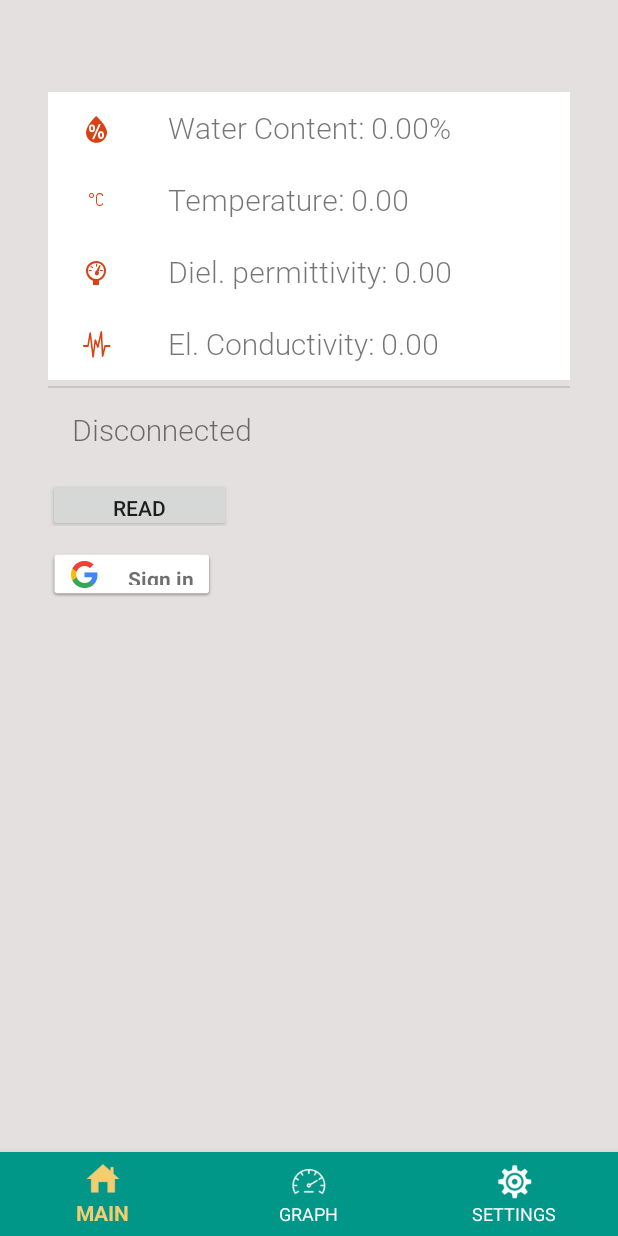
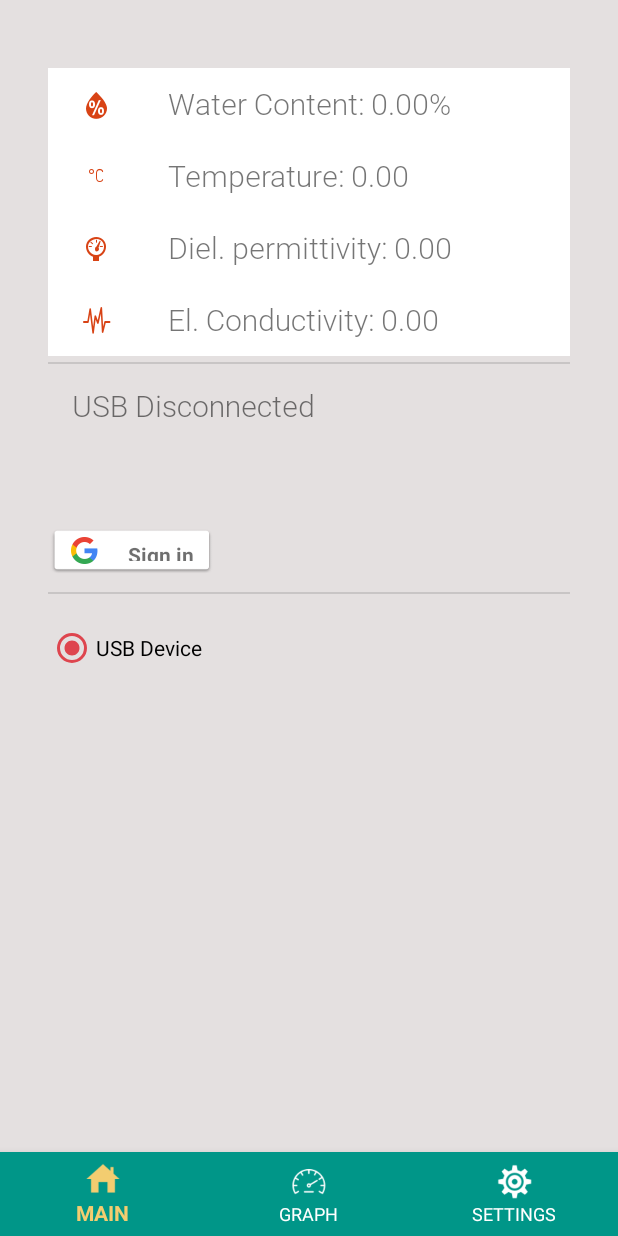
Before and after one commit to plantmer/soilsensor, an Android app: the screen it shows after launch (MainActivity), on a phone screen of 412 x 824 dp. Run offline under Robolectric (Android 15) with nearby library versions, the phone set to English and light mode, and no system bars; our stand-ins replace Firebase (no records; nobody signed in at launch, a user with empty details on screens opened directly), Room's generated code; libraries missing offline, so code that uses them is left out: com.github.mikephil.charting; 117 statements that could not run were skipped.

Commit message:
device list

```diff
--- a/app/build.gradle
+++ b/app/build.gradle
@@ -43,9 +43,9 @@ dependencies {
     implementation "android.arch.persistence.room:runtime:$room_version"
     annotationProcessor "android.arch.persistence.room:compiler:$room_version"
     implementation 'com.google.code.gson:gson:2.8.2'
-    //    implementation 'com.evrencoskun.library:tableview:0.8.8'
     implementation 'com.google.firebase:firebase-auth:16.0.2'
     implementation 'com.google.android.gms:play-services-auth:15.0.1'
     implementation 'com.google.firebase:firebase-core:16.0.1'
+    implementation 'org.jetbrains:annotations-java5:15.0'
 }
 apply plugin: 'com.google.gms.google-services'
--- a/app/src/main/java/com/plantmer/soilsensor/Fragment/GraphFragment.java
+++ b/app/src/main/java/com/plantmer/soilsensor/Fragment/GraphFragment.java
@@ -102,8 +102,8 @@ public class GraphFragment extends Fragment  implements View.OnClickListener,Ada
             @Override
             protected Void doInBackground(Void... voids) {
 
-                dataList = main.getDb().dataDao().getRange(start,end);
-                SimpleDateFormat format = new SimpleDateFormat("HH:mm:ss", Locale.getDefault());
+                dataList = main.getDb().dataDao().getRangeDevice(start,end, main.getCurrentDevice());
+//                SimpleDateFormat format = new SimpleDateFormat("HH:mm:ss", Locale.getDefault());
 
                 //Log.i("GF","dataList.size:"+dataList.size()+" start:"+format.format(new Date(start))+" end:"+format.format(new Date(end)));
                 if(dataList.size()==0){
@@ -125,10 +125,10 @@ public class GraphFragment extends Fragment  implements View.OnClickListener,Ada
         }
 
         if(split.length==4){ // readings dateTime, float dp, float ec, float temp, float vwc
-            DataObj dob = new DataObj(System.currentTimeMillis(),Float.valueOf(split[0]),Float.valueOf(split[1]),Float.valueOf(split[2]), BigDecimal.valueOf(Float.valueOf(split[3])*100).setScale(2).floatValue());
+            DataObj dob = new DataObj(main.USB_DEV,System.currentTimeMillis(),Float.valueOf(split[0]),Float.valueOf(split[1]),Float.valueOf(split[2]), BigDecimal.valueOf(Float.valueOf(split[3])*100).setScale(2).floatValue());
             updatez(dob);
         }else if(split.length==5){ //readings with date
-            DataObj dob = new DataObj(System.currentTimeMillis(),Float.valueOf(split[1]),Float.valueOf(split[2]),Float.valueOf(split[3]),BigDecimal.valueOf(Float.valueOf(split[4])*100).setScale(2).floatValue());
+            DataObj dob = new DataObj(main.USB_DEV,System.currentTimeMillis(),Float.valueOf(split[1]),Float.valueOf(split[2]),Float.valueOf(split[3]),BigDecimal.valueOf(Float.valueOf(split[4])*100).setScale(2).floatValue());
             updatez(dob);
         }
     }
--- a/app/src/main/java/com/plantmer/soilsensor/Fragment/MainFragment.java
+++ b/app/src/main/java/com/plantmer/soilsensor/Fragment/MainFragment.java
@@ -11,16 +11,26 @@ import android.view.ViewGroup;
 import android.widget.Button;
 import android.widget.CheckBox;
 import android.widget.CompoundButton;
+import android.widget.LinearLayout;
+import android.widget.RadioButton;
+import android.widget.RadioGroup;
 import android.widget.TextView;
 
 import com.google.android.gms.common.SignInButton;
 import com.plantmer.soilsensor.MainActivity;
 import com.plantmer.soilsensor.R;
+import com.plantmer.soilsensor.util.DeviceObj;
 
 import java.io.IOException;
 import java.math.BigDecimal;
 import java.math.MathContext;
 import java.math.RoundingMode;
+import java.util.ArrayList;
+import java.util.HashMap;
+import java.util.HashSet;
+import java.util.List;
+import java.util.Map;
+import java.util.Set;
 
 
 public class MainFragment extends Fragment implements View.OnClickListener{
@@ -37,10 +47,12 @@ public class MainFragment extends Fragment implements View.OnClickListener{
         if(connText==null){
             return;
         }
-        if(connected){
-            connText.setText("Connected "+main.getType());
+       if(connected){
+            readButton.setVisibility(View.VISIBLE);
+            connText.setText("USB Connected "+main.getType());
         }else{
-            connText.setText("Disconnected ");
+            connText.setText("USB Disconnected ");
+            readButton.setVisibility(View.GONE);
         }
 
     }
@@ -171,8 +183,65 @@ public class MainFragment extends Fragment implements View.OnClickListener{
         signInButton.setSize(SignInButton.SIZE_STANDARD);
         signInButton.setOnClickListener(this);
         updateCurrentWeather();
+        radiogroup = (RadioGroup) getActivity().findViewById(R.id.radiogroup);
+        radiogroup.setOnCheckedChangeListener(new RadioGroup.OnCheckedChangeListener()
+        {
+            public void onCheckedChanged(RadioGroup group, int checkedId)
+            {
+                Log.i("MF","Checked change:"+checkedId);
+                // This will get the radiobutton that has changed in its check state
+                DeviceObj dev = devices.get(checkedId);
+                // This puts the value (true/false) into the variable
+                Log.i("MF","Checked change1:"+dev);
+                if(dev!=null) {
+                    main.setCurrentDevice(dev.getDeviceId());
+                }
+            }
+        });
+        devices.add(new DeviceObj(main.USB_DEV,"USB Device"));
+        populateDevList();
     }
+    RadioGroup radiogroup;
+    private List<DeviceObj> devices = new ArrayList<>();
+    private void addDevice(DeviceObj dev){
+        devices.add(dev);
+        // get reference to radio group in layout
+        // layout params to use when adding each radio button
+        populateDevList();
+    }
+
+    private void populateDevList() {
+        radiogroup.removeAllViews();
+        LinearLayout.LayoutParams layoutParams = new RadioGroup.LayoutParams(
+                RadioGroup.LayoutParams.WRAP_CONTENT,
+                RadioGroup.LayoutParams.WRAP_CONTENT);
+        for (int i=0;i<devices.size();i++){
+            DeviceObj dev = devices.get(i);
+            RadioButton newRadioButton = new RadioButton(main);
+            newRadioButton.setText(dev.getName());
+            newRadioButton.setTag(dev.getDeviceId());
+            newRadioButton.setId(i);
+            if(dev.getDeviceId().equals(main.getCurrentDevice())){
+                newRadioButton.setChecked(true);
+            }
+            radiogroup.addView(newRadioButton, layoutParams);
+        }
+
+    }
+
     SignInButton signInButton;
+    public void setSignInEnabled(boolean enable){
+        if(!init){
+            return;
+        }
+
+        if(enable){
+            signInButton.setVisibility(View.VISIBLE);
+        }else{
+            signInButton.setVisibility(View.GONE);
+        }
+    }
+
     private String mIconDp;
     private String mIconTemp;
     private String mIconEc;
--- a/app/src/main/java/com/plantmer/soilsensor/MainActivity.java
+++ b/app/src/main/java/com/plantmer/soilsensor/MainActivity.java
@@ -48,6 +48,13 @@ public class MainActivity extends AppCompatActivity implements Runnable {
 
     public static final String TYPE_USB = "USB";
     public static final String TYPE_LWA = "LWA";
+    public static final String USB_DEV = "USB";
+    private String currentDevice = USB_DEV;
+
+    public String getCurrentDevice() {
+        return currentDevice;
+    }
+
     BottomNavigationView bottomNavigationView;
 
     //This is our viewPager
@@ -219,8 +226,17 @@ public class MainActivity extends AppCompatActivity implements Runnable {
         updateUI(currentUser);
     }
 
+    public void setCurrentDevice(String currentDevice) {
+        if(!this.currentDevice.equals(currentDevice)){
+            graphFragment.updateRange();
+        }
+        this.currentDevice = currentDevice;
+
+    }
+
     private void updateUI(FirebaseUser currentUser) {
         if(currentUser!=null){
+            mainFragment.setSignInEnabled(false);
             Log.i(TAG,"updateUI"+currentUser.getDisplayName());
             currentUser.getIdToken(true)
                     .addOnCompleteListener(new OnCompleteListener<GetTokenResult>() {
@@ -236,6 +252,7 @@ public class MainActivity extends AppCompatActivity implements Runnable {
                     });
         }else{
             Log.i(TAG,"updateUI"+currentUser);
+            mainFragment.setSignInEnabled(true);
         }
     }
 
--- a/app/src/main/java/com/plantmer/soilsensor/util/DataDao.java
+++ b/app/src/main/java/com/plantmer/soilsensor/util/DataDao.java
@@ -14,8 +14,11 @@ public interface DataDao {
     @Query("SELECT * FROM DataObj")
     List<DataObj> getAll();
 
-    @Query("SELECT * FROM DataObj WHERE dateTime < (:end) and dateTime > (:start)")
+    @Query("SELECT * FROM DataObj WHERE dateTime < :end and dateTime > (:start)")
     List<DataObj> getRange(long start , long end);
+
+    @Query("SELECT * FROM DataObj WHERE dateTime < :end and dateTime > :start and deviceId = :devId")
+    List<DataObj> getRangeDevice(long start , long end, String devId);
 
     @Insert
     void insertAll(DataObj... data);
--- /dev/null
+++ b/app/src/main/java/com/plantmer/soilsensor/util/DeviceObj.java
@@ -0,0 +1,80 @@
+package com.plantmer.soilsensor.util;
+
+
+public class DeviceObj {
+
+    private String deviceId;
+    private String name;
+    private String devEui;
+    private String appEui;
+    private String appKey;
+
+    public DeviceObj( ) {
+    }
+
+    public DeviceObj(String deviceId, String name) {
+        this.deviceId = deviceId;
+        this.name = name;
+    }
+
+
+    public DeviceObj(String deviceId, String name, String devEui, String appEui, String appKey) {
+        this.deviceId = deviceId;
+        this.name = name;
+        this.devEui = devEui;
+        this.appEui = appEui;
+        this.appKey = appKey;
+    }
+
+
+    public String getDeviceId() {
+        return deviceId;
+    }
+
+    public void setDeviceId(String deviceId) {
+        this.deviceId = deviceId;
+    }
+
+    public String getName() {
+        return name;
+    }
+
+    public void setName(String name) {
+        this.name = name;
+    }
+
+    public String getDevEui() {
+        return devEui;
+    }
+
+    public void setDevEui(String devEui) {
+        this.devEui = devEui;
+    }
+
+    public String getAppEui() {
+        return appEui;
+    }
+
+    public void setAppEui(String appEui) {
+        this.appEui = appEui;
+    }
+
+    public String getAppKey() {
+        return appKey;
+    }
+
+    public void setAppKey(String appKey) {
+        this.appKey = appKey;
+    }
+
+    @Override
+    public String toString() {
+        return "DeviceObj{" +
+                "deviceId='" + deviceId + '\'' +
+                ", name='" + name + '\'' +
+                ", devEui='" + devEui + '\'' +
+                ", appEui='" + appEui + '\'' +
+                ", appKey='" + appKey + '\'' +
+                '}';
+    }
+}
--- a/app/src/main/res/layout/fragment_0.xml
+++ b/app/src/main/res/layout/fragment_0.xml
@@ -7,12 +7,6 @@
     <android.support.design.widget.CoordinatorLayout
         android:layout_width="match_parent"
         android:layout_height="match_parent">
-        <android.support.v4.widget.NestedScrollView
-            android:layout_width="match_parent"
-            android:layout_height="match_parent"
-            android:paddingTop="@dimen/activity_vertical_margin"
-            android:background="@color/colorBackground"
-            app:layout_behavior="@string/appbar_scrolling_view_behavior">
             <LinearLayout
                 android:layout_width="match_parent"
                 android:layout_height="wrap_content"
@@ -139,8 +133,27 @@
                         android:layout_height="wrap_content" />
                 </LinearLayout>
 
+                <View
+                    android:layout_width="match_parent"
+                    android:layout_height="1dp"
+                    android:layout_marginBottom="4dp"
+                    android:layout_marginTop="4dp"
+                    android:background="?android:attr/listDivider"/>
+                <ScrollView
+                    android:layout_width="match_parent"
+                    android:layout_height="match_parent"
+                    android:paddingTop="@dimen/activity_vertical_margin"
+                    android:background="@color/colorBackground"
+                    app:layout_behavior="@string/appbar_scrolling_view_behavior">
+                    <RadioGroup
+                        android:id="@+id/radiogroup"
+                        android:layout_width="wrap_content"
+                        android:layout_height="wrap_content"
+                        xmlns:android="http://schemas.android.com/apk/res/android"
+                        android:orientation="vertical"
+                        >
+                    </RadioGroup>
+                </ScrollView>
             </LinearLayout>
-
-    </android.support.v4.widget.NestedScrollView>
     </android.support.design.widget.CoordinatorLayout>
 </RelativeLayout>
```
Also changed, not shown: app/src/main/java/com/plantmer/soilsensor/util/DataObj.java (+13 -2 lines), 1 other file.
